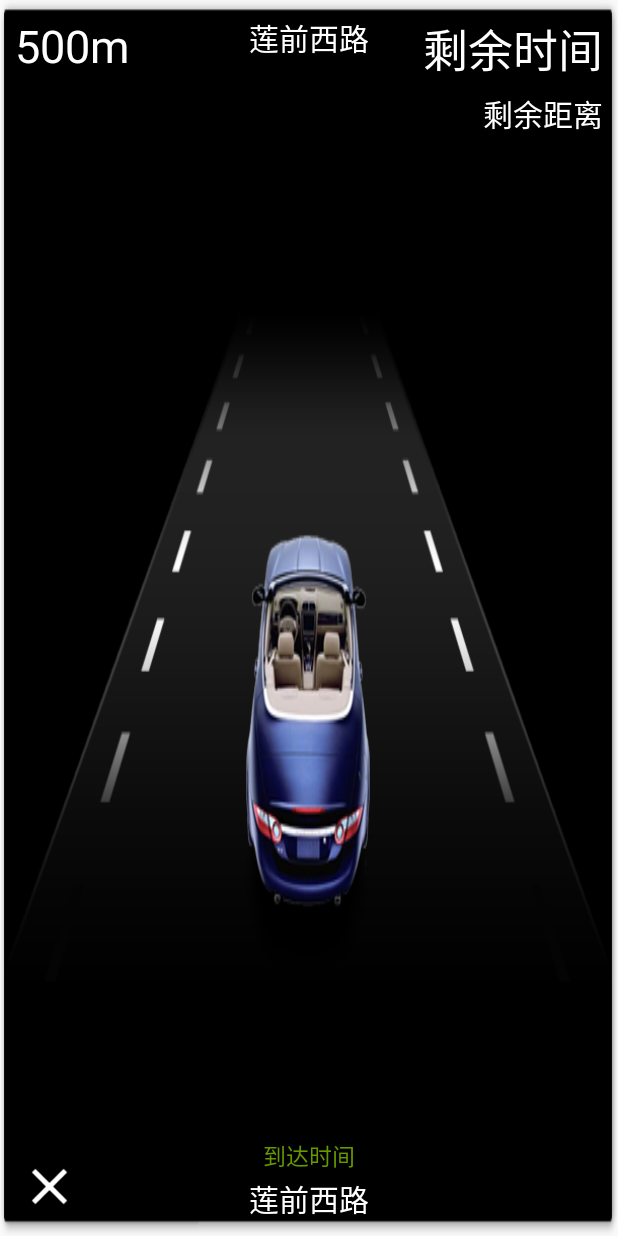
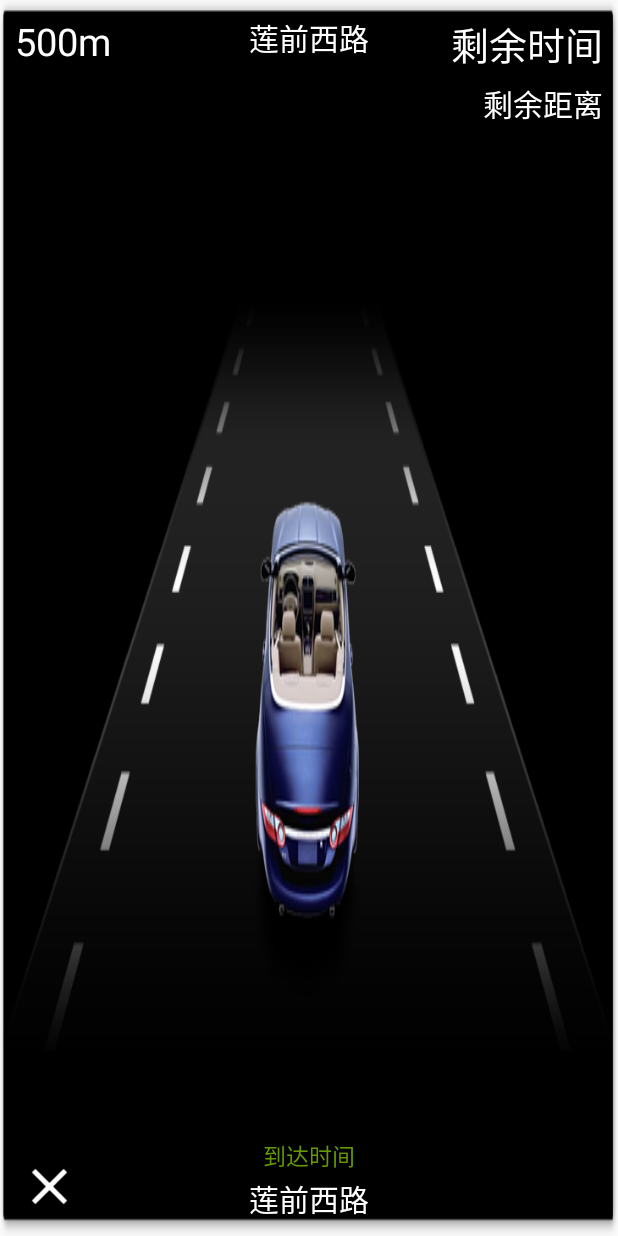
Before and after one commit to yiyeshuxin/Menu, an Android app: the layout layout_componet_main_menu_route_info.xml on its own in the app's theme, with its tools: preview values and no code run, on a phone screen of 412 x 824 dp. Run offline under Robolectric (Android 15) with nearby library versions, the phone set to English and light mode, and no system bars.

Commit message:
// 界面修改，代码提交

```diff
--- a/AutoMenu/app/src/main/AndroidManifest.xml
+++ b/AutoMenu/app/src/main/AndroidManifest.xml
@@ -31,12 +31,13 @@
         <activity android:name=".MainActivity">
             <intent-filter>
                 <action android:name="android.intent.action.MAIN" />
+                <category android:name="android.intent.category.LAUNCHER" />
 
                 <!-- 实现开机启动，替换系统的Launcher -->
                 <category android:name="android.intent.category.HOME" />
                 <category android:name="android.intent.category.DEFAULT" />
                 <category android:name="android.intent.category.MONKEY" />
-                <category android:name="android.intent.category.LAUNCHER" />
+
             </intent-filter>
         </activity>
 
--- a/AutoMenu/app/src/main/java/module_menu/component_display/AMComponentDisplay.java
+++ b/AutoMenu/app/src/main/java/module_menu/component_display/AMComponentDisplay.java
@@ -86,6 +86,7 @@ public class AMComponentDisplay extends AMBaseComponent {
                 }
             }
         });
+
     }
 
     void actionToPetrolStation()
--- a/AutoMenu/app/src/main/res/layout/layout_component_main_menus_apps_item.xml
+++ b/AutoMenu/app/src/main/res/layout/layout_component_main_menus_apps_item.xml
@@ -4,7 +4,7 @@
     android:orientation="vertical"
     android:layout_width="100dp"
     android:layout_height="match_parent"
-    android:layout_marginRight="10dp"
+    android:paddingRight="5dp"
     >
     <ImageView
         android:id="@+id/apps_item_image"
--- a/AutoMenu/app/src/main/res/layout/layout_componet_main_menu_apps.xml
+++ b/AutoMenu/app/src/main/res/layout/layout_componet_main_menu_apps.xml
@@ -16,6 +16,7 @@
             android:layout_width="wrap_content"
             android:layout_height="match_parent"
             android:layout_gravity="center_vertical"
+            android:paddingLeft="5dp"
             android:orientation="horizontal" >
         </LinearLayout>
     </HorizontalScrollView>
--- a/AutoMenu/app/src/main/res/layout/layout_componet_main_menu_route_info.xml
+++ b/AutoMenu/app/src/main/res/layout/layout_componet_main_menu_route_info.xml
@@ -11,7 +11,7 @@
         android:layout_marginLeft="10dp"
         android:layout_marginTop="10dp"
         android:textColor="@android:color/white"
-        android:textSize="30dp"
+        android:textSize="25dp"
         android:id="@+id/route_info_seg_dis"
         />
     <TextView
@@ -35,7 +35,7 @@
         android:id="@+id/route_info_remain_time"
 
         android:layout_alignParentRight="true"
-        android:textSize="30dp"
+        android:textSize="25dp"
         />
 
     <TextView
```
Also changed, not shown: AutoMenu/app/src/main/java/common/amapauto_relative/AMMapFunctionManager.java (+7 -5 lines), AutoMenu/app/src/main/java/module_menu/component_apps/AMComponentApps.java (+6 -1 lines), AutoMenu/app/src/main/res/mipmap-hdpi/am_bg_app_item1.png, AutoMenu/app/src/main/res/mipmap-hdpi/am_bg_app_item2.png, AutoMenu/app/src/main/res/mipmap-hdpi/am_bg_app_item3.png, AutoMenu/app/src/main/res/mipmap-hdpi/am_bg_display_gas_station.png, AutoMenu/app/src/main/res/mipmap-hdpi/am_bg_display_home.png, AutoMenu/app/src/main/res/mipmap-hdpi/am_bg_route_info.png, AutoMenu/app/src/main/res/mipmap-hdpi/am_bg_weather.png.
